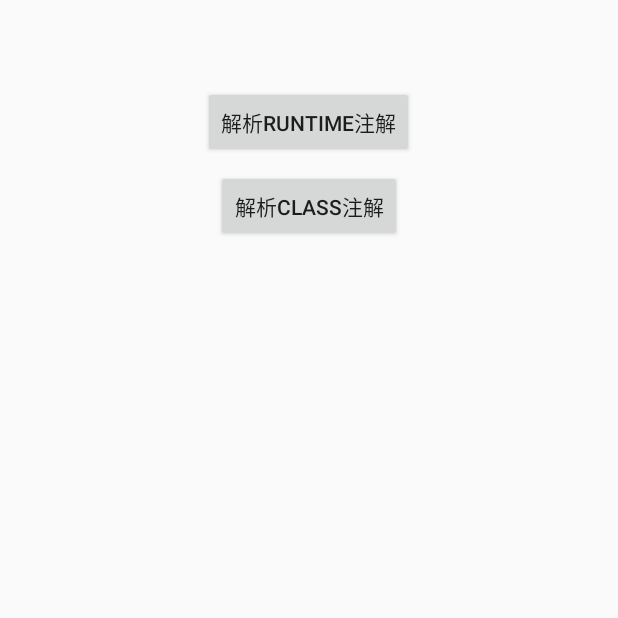
After one commit to cai-wenqing/MyTest, an Android app: the AnnotationTestActivity screen opened directly, with no data from a screen before it, on a phone screen of 412 x 824 dp, the top half of it. The commit adds this screen. Run offline under Robolectric (Android 15) with nearby library versions, the phone set to English and light mode, and no system bars.

Commit message:
测试自定义注解

```diff
--- a/app/build.gradle
+++ b/app/build.gradle
@@ -11,6 +11,7 @@ android {
         versionCode 1
         versionName "1.0"
         testInstrumentationRunner "android.support.test.runner.AndroidJUnitRunner"
+        javaCompileOptions { annotationProcessorOptions { includeCompileClasspath = true } }
     }
     buildTypes {
         release {
@@ -31,6 +32,10 @@ dependencies {
     compile 'com.github.CymChad:BaseRecyclerViewAdapterHelper:2.9.27'
     compile project(':aiyapusher')
     compile "org.jetbrains.kotlin:kotlin-stdlib-jdk7:$kotlin_version"
+    //自定义注解相关
+    compile 'com.google.auto:auto-common:0.8'
+    compile 'com.google.auto.service:auto-service:1.0-rc2'
+    compile 'com.squareup:javapoet:1.9.0'
 }
 repositories {
     mavenCentral()
--- a/app/src/main/AndroidManifest.xml
+++ b/app/src/main/AndroidManifest.xml
@@ -42,6 +42,7 @@
         <activity android:name=".ui.MaterialTestBActivity"/>
         <activity android:name=".ui.KotlinTestActivity"/>
         <activity android:name=".ui.TestLayoutActivity"/>
+        <activity android:name=".ui.AnnotationTestActivity"/>
     </application>
 
 </manifest>
--- /dev/null
+++ b/app/src/main/java/com/aiyakeji/mytest/ui/AnnotationTestActivity.java
@@ -0,0 +1,65 @@
+package com.aiyakeji.mytest.ui;
+
+import android.os.Bundle;
+import android.support.annotation.Nullable;
+import android.support.v7.app.AppCompatActivity;
+import android.view.View;
+import android.widget.Button;
+import android.widget.TextView;
+
+import com.aiyakeji.mytest.R;
+import com.aiyakeji.mytest.annotation.MethodInfo1;
+
+import java.lang.reflect.Method;
+
+/**
+ * Created by Administrator on 2018/3/9 0009.
+ * 测试注解
+ */
+
+public class AnnotationTestActivity extends AppCompatActivity implements View.OnClickListener {
+    private TextView tv_content;
+    private Button btn_runtime, btn_class;
+
+    @Override
+    protected void onCreate(@Nullable Bundle savedInstanceState) {
+        super.onCreate(savedInstanceState);
+        setContentView(R.layout.activity_annotation_test);
+
+        tv_content = findViewById(R.id.annotation_tv_content);
+        btn_runtime = findViewById(R.id.annotation_btn_analyse_runtime);
+        btn_class = findViewById(R.id.annotation_btn_analyse_class);
+
+        btn_runtime.setOnClickListener(this);
+        btn_class.setOnClickListener(this);
+    }
+
+
+    @Override
+    public void onClick(View view) {
+        switch (view.getId()) {
+            case R.id.annotation_btn_analyse_runtime:
+                analysisRuntimeAnnotation();
+                break;
+            case R.id.annotation_btn_analyse_class:
+                break;
+        }
+    }
+
+
+    //解析运行时自定义注解
+    private void analysisRuntimeAnnotation() {
+        try {
+            Class cls = Class.forName("com.aiyakeji.mytest.annotation.ApplyMethod");
+            for (Method method : cls.getMethods()) {
+                MethodInfo1 methodInfo1 = method.getAnnotation(MethodInfo1.class);
+                if (methodInfo1 != null) {
+                    tv_content.setText("name:" + methodInfo1.name() + ",date:" + methodInfo1.date() + ",version:" + methodInfo1.version());
+                }
+            }
+
+        } catch (ClassNotFoundException e) {
+            e.printStackTrace();
+        }
+    }
+}
--- /dev/null
+++ b/app/src/main/res/layout/activity_annotation_test.xml
@@ -0,0 +1,27 @@
+<?xml version="1.0" encoding="utf-8"?>
+<LinearLayout xmlns:android="http://schemas.android.com/apk/res/android"
+    android:layout_width="match_parent"
+    android:layout_height="match_parent"
+    android:gravity="center_horizontal"
+    android:orientation="vertical">
+
+    <TextView
+        android:id="@+id/annotation_tv_content"
+        android:layout_width="wrap_content"
+        android:layout_height="wrap_content"
+        android:layout_marginTop="30dp" />
+
+    <Button
+        android:id="@+id/annotation_btn_analyse_runtime"
+        android:layout_width="wrap_content"
+        android:layout_height="wrap_content"
+        android:layout_marginTop="@dimen/dp_10"
+        android:text="解析RUNTIME注解" />
+
+    <Button
+        android:id="@+id/annotation_btn_analyse_class"
+        android:layout_width="wrap_content"
+        android:layout_height="wrap_content"
+        android:layout_marginTop="@dimen/dp_10"
+        android:text="解析class注解" />
+</LinearLayout>
--- a/app/src/main/res/layout/activity_main.xml
+++ b/app/src/main/res/layout/activity_main.xml
@@ -140,6 +140,12 @@
                     android:layout_width="wrap_content"
                     android:layout_height="wrap_content"
                     android:text="测试布局"/>
+
+                <Button
+                    android:id="@+id/main_btn_annotation"
+                    android:layout_width="wrap_content"
+                    android:layout_height="wrap_content"
+                    android:text="注解"/>
             </LinearLayout>
         </ScrollView>
 
```
Also changed, not shown: app/src/main/java/com/aiyakeji/mytest/annotation/ApplyMethod.java (added, +17 -0 lines), app/src/main/java/com/aiyakeji/mytest/annotation/MethodInfo1.java (added, +26 -0 lines), app/src/main/java/com/aiyakeji/mytest/ui/KotlinTestActivity.kt (+7 -7 lines), app/src/main/java/com/aiyakeji/mytest/ui/MainActivity.java (+7 -1 lines), app/src/main/java/com/aiyakeji/mytest/ui/MaterialTestActivity.kt (+48 -48 lines).
